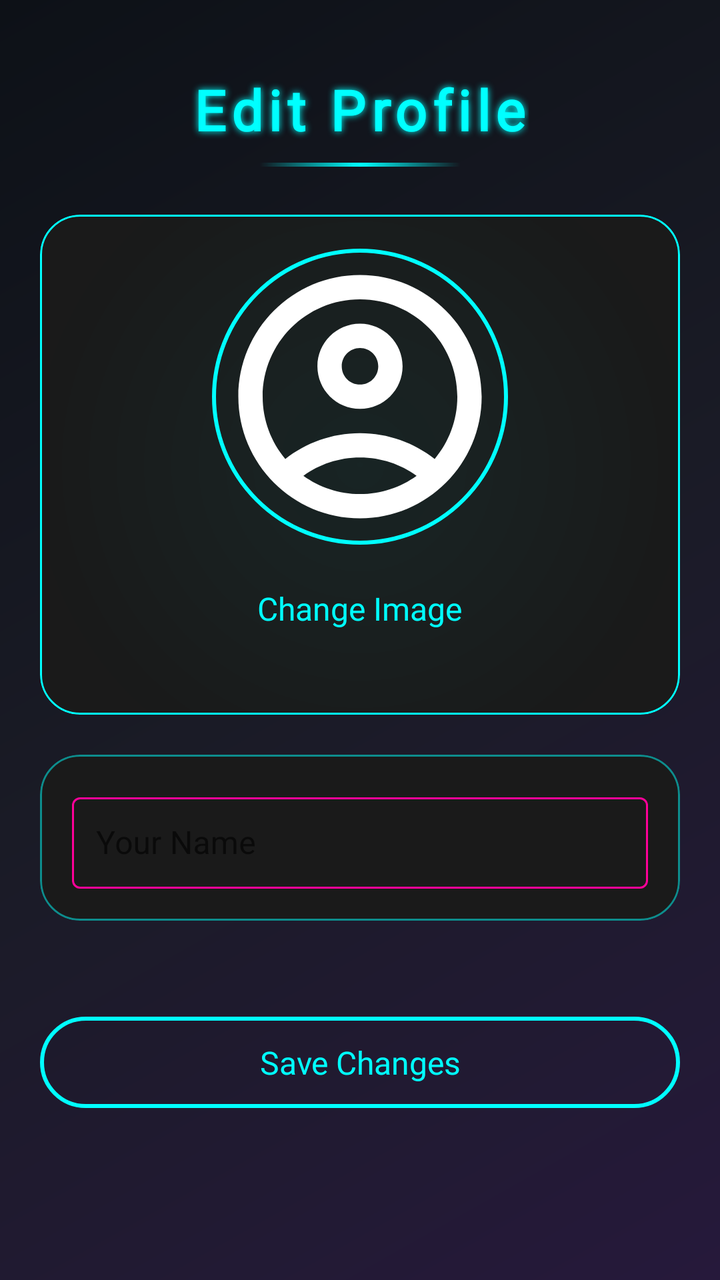
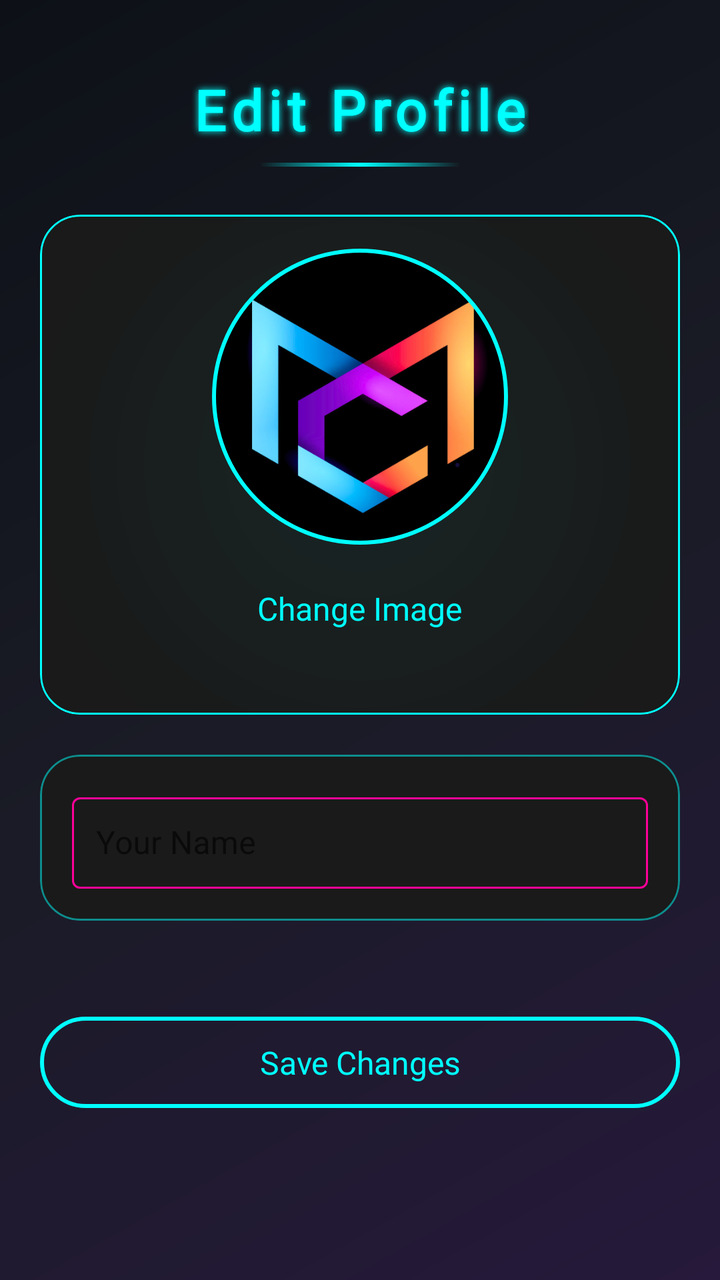

Two renders of the same Android screen: before a commit and after it. Below are the layout's source before the change and the commit's diff.
<!-- AndroidManifest.xml: fallback theme Theme.MaterialComponents.DayNight.NoActionBar -->
<!-- res/layout/fragment_edit_profile.xml -->
<?xml version="1.0" encoding="utf-8"?>
<androidx.core.widget.NestedScrollView xmlns:android="http://schemas.android.com/apk/res/android"
    xmlns:app="http://schemas.android.com/apk/res-auto"
    xmlns:tools="http://schemas.android.com/tools"
    android:layout_width="match_parent"
    android:layout_height="match_parent"
    android:background="@drawable/futuristic_bg_gradient"
    android:fillViewport="true"
    tools:context=".ui.fragments.EditProfileFragment">

    <LinearLayout
        android:layout_width="match_parent"
        android:layout_height="wrap_content"
        android:orientation="vertical"
        android:padding="20dp">

        <TextView
            android:id="@+id/editProfileTitle"
            android:layout_width="wrap_content"
            android:layout_height="wrap_content"
            android:layout_gravity="center_horizontal"
            android:fontFamily="@font/bitcount_grid_double"
            android:text="Edit Profile"
            android:textColor="@color/neon_cyan"
            android:textSize="28sp"
            android:textStyle="bold"
            android:shadowColor="@color/neon_cyan"
            android:shadowDx="0"
            android:shadowDy="0"
            android:shadowRadius="8"
            android:letterSpacing="0.1"
            android:layout_marginTop="16dp"/>

        <View
            android:layout_width="100dp"
            android:layout_height="2dp"
            android:layout_gravity="center_horizontal"
            android:layout_marginTop="8dp"
            android:layout_marginBottom="24dp"
            android:background="@drawable/neon_line_gradient" />

        <com.google.android.material.card.MaterialCardView
            android:id="@+id/profileImageCard"
            android:layout_width="match_parent"
            android:layout_height="wrap_content"
            app:cardBackgroundColor="@color/glass_bg"
            app:cardCornerRadius="20dp"
            app:cardElevation="0dp"
            app:strokeColor="@color/neon_cyan"
            app:strokeWidth="1dp"
            android:layout_marginBottom="20dp">

            <View
                android:layout_width="match_parent"
                android:layout_height="250dp"
                android:background="@drawable/cyber_card_glow_cyan"
                android:alpha="0.2" />

            <LinearLayout
                android:layout_width="match_parent"
                android:layout_height="wrap_content"
                android:orientation="vertical"
                android:gravity="center_horizontal"
                android:padding="16dp">

                <com.google.android.material.imageview.ShapeableImageView
                    android:id="@+id/editProfileImageView"
                    android:layout_width="150dp"
                    android:layout_height="150dp"
                    android:scaleType="centerCrop"
                    app:shapeAppearanceOverlay="@style/ShapeAppearance.Material3.Corner.Full"
                    android:src="@drawable/outline_account_circle_24"
                    android:padding="2dp"
                    app:strokeColor="@color/neon_cyan"
                    app:strokeWidth="2dp"/>

                <TextView
                    android:id="@+id/changeProfileImageButton"
                    android:layout_width="wrap_content"
                    android:layout_height="wrap_content"
                    android:text="Change Image"
                    android:textColor="@color/neon_cyan"
                    android:textSize="16sp"
                    android:padding="8dp"
                    android:layout_marginTop="12dp"
                    android:fontFamily="@font/orbitron_medium"/>
            </LinearLayout>
        </com.google.android.material.card.MaterialCardView>

        <com.google.android.material.card.MaterialCardView
            android:id="@+id/profileDetailsCard"
            android:layout_width="match_parent"
            android:layout_height="wrap_content"
            app:cardBackgroundColor="@color/glass_bg"
            app:cardCornerRadius="20dp"
            app:cardElevation="0dp"
            app:strokeColor="@color/neon_cyan_transparent"
            app:strokeWidth="1dp"
            android:layout_marginBottom="20dp">

            <LinearLayout
                android:layout_width="match_parent"
                android:layout_height="wrap_content"
                android:orientation="vertical"
                android:padding="16dp">

                <com.google.android.material.textfield.TextInputLayout
                    android:id="@+id/nameInputLayout"
                    style="@style/Widget.App.TextInputLayout.OutlinedBox.WhiteUnfocused"
                    android:layout_width="match_parent"
                    android:layout_height="wrap_content"
                    android:hint="Your Name"
                    app:hintTextColor="@color/neon_pink_dark_transparent"
                    app:endIconMode="clear_text"
                    app:endIconTint="@color/neon_pink">

                    <com.google.android.material.textfield.TextInputEditText
                        android:id="@+id/nameEditText"
                        android:layout_width="match_parent"
                        android:layout_height="wrap_content"
                        android:inputType="textCapSentences"
                        android:padding="12dp"
                        android:textColor="@color/white_shadowed"
                        android:textColorHint="@color/grey_light_transparent"
                        android:textSize="16sp"
                        android:shadowDx="0"
                        android:shadowDy="0"
                        android:shadowRadius="8" />
                </com.google.android.material.textfield.TextInputLayout>



            </LinearLayout>
        </com.google.android.material.card.MaterialCardView>

        <com.google.android.material.button.MaterialButton
            android:id="@+id/saveProfileButton"
            style="@style/Widget.Material3.Button.OutlinedButton"
            android:layout_width="match_parent"
            android:layout_height="wrap_content"
            android:text="Save Changes"
            android:textAllCaps="false"
            android:textColor="@color/neon_cyan"
            android:textSize="16sp"
            android:fontFamily="@font/orbitron_medium"
            app:strokeColor="@color/neon_cyan"
            app:strokeWidth="2dp"
            app:backgroundTint="@android:color/transparent"
            android:layout_marginTop="24dp"
            android:paddingVertical="12dp"
            app:cornerRadius="24dp"
            android:layout_marginBottom="20dp"/>

    </LinearLayout>
</androidx.core.widget.NestedScrollView>
<!-- resources referenced by this layout -->
<resources>
  <color name="glass_bg">#1A1A1A</color>
  <color name="grey_light_transparent">#80BDBDBD</color>
  <color name="neon_cyan">#00FFFF</color>
  <color name="neon_cyan_transparent">#8000FFFF</color>
  <color name="neon_pink">#FF0099</color>
  <color name="neon_pink_dark_transparent">#80FF007F</color>
  <color name="white_shadowed">#e8e4fe</color>
  <!-- drawable cyber_card_glow_cyan (drawable) -->
  <?xml version="1.0" encoding="utf-8"?>
  <shape xmlns:android="http://schemas.android.com/apk/res/android"
      android:shape="rectangle">
      <gradient
          android:type="radial"
          android:gradientRadius="70%p" 
          android:startColor="#4000FFFF" 
          android:endColor="@android:color/transparent"
          android:centerX="0.5"
          android:centerY="0.5" />
      <corners android:radius="20dp" />
  </shape>
  <!-- drawable futuristic_bg_gradient (drawable) -->
  <?xml version="1.0" encoding="utf-8"?>
  <shape xmlns:android="http://schemas.android.com/apk/res/android">
      <gradient
          android:angle="135"
          android:centerColor="#1A1B26"
          android:endColor="#0D1117"
          android:startColor="#26193B"
          android:type="linear" />
  </shape>
  <!-- drawable neon_line_gradient (drawable) -->
  <?xml version="1.0" encoding="utf-8"?>
  <shape xmlns:android="http://schemas.android.com/apk/res/android">
      <gradient
          android:angle="0"
          android:centerColor="#00FFFF"
          android:endColor="#00000000"
          android:startColor="#00000000"
          android:type="linear" />
  </shape>
  <!-- drawable outline_account_circle_24 (drawable) -->
  <vector xmlns:android="http://schemas.android.com/apk/res/android"
      android:width="24dp"
      android:height="24dp"
      android:viewportWidth="24"
      android:viewportHeight="24">
  
      <path
          android:fillColor="@android:color/white"
          android:pathData="M12,2C6.48,2 2,6.48 2,12s4.48,10 10,10s10,-4.48 10,-10S17.52,2 12,2zM7.35,18.5C8.66,17.56 10.26,17 12,17s3.34,0.56 4.65,1.5C15.34,19.44 13.74,20 12,20S8.66,19.44 7.35,18.5zM18.14,17.12L18.14,17.12C16.45,15.8 14.32,15 12,15s-4.45,0.8 -6.14,2.12l0,0C4.7,15.73 4,13.95 4,12c0,-4.42 3.58,-8 8,-8s8,3.58 8,8C20,13.95 19.3,15.73 18.14,17.12z" />
  
      <path
          android:fillColor="@android:color/white"
          android:pathData="M12,6c-1.93,0 -3.5,1.57 -3.5,3.5S10.07,13 12,13s3.5,-1.57 3.5,-3.5S13.93,6 12,6zM12,11c-0.83,0 -1.5,-0.67 -1.5,-1.5S11.17,8 12,8s1.5,0.67 1.5,1.5S12.83,11 12,11z" />
  
  </vector>
  <style name="Widget.App.TextInputLayout.OutlinedBox.WhiteUnfocused" parent="Widget.MaterialComponents.TextInputLayout.OutlinedBox">
          <item name="boxStrokeColor">@color/text_input_layout_stroke_color</item>
          <item name="hintTextColor">@color/white</item>
      </style>
  <color name="white">#FFFFFF</color>
</resources>

<!-- the commit's change to res/layout/fragment_edit_profile.xml (unified diff, before → after) -->
@@ -69,7 +69,7 @@
                     android:layout_height="150dp"
                     android:scaleType="centerCrop"
                     app:shapeAppearanceOverlay="@style/ShapeAppearance.Material3.Corner.Full"
-                    android:src="@drawable/outline_account_circle_24"
+                    android:src="@drawable/app_logo"
                     android:padding="2dp"
                     app:strokeColor="@color/neon_cyan"
                     app:strokeWidth="2dp"/>
<!-- resource entries referenced after the edit -->
@@ -7,6 +7,7 @@
   <color name="neon_pink">#FF0099</color>
   <color name="neon_pink_dark_transparent">#80FF007F</color>
   <color name="white_shadowed">#e8e4fe</color>
+  <!-- drawable app_logo: png bitmap (drawable, 108070 bytes) -->
   <!-- drawable cyber_card_glow_cyan (drawable) -->
   <?xml version="1.0" encoding="utf-8"?>
   <shape xmlns:android="http://schemas.android.com/apk/res/android"
@@ -40,22 +41,6 @@
           android:startColor="#00000000"
           android:type="linear" />
   </shape>
-  <!-- drawable outline_account_circle_24 (drawable) -->
-  <vector xmlns:android="http://schemas.android.com/apk/res/android"
-      android:width="24dp"
-      android:height="24dp"
-      android:viewportWidth="24"
-      android:viewportHeight="24">
-  
-      <path
-          android:fillColor="@android:color/white"
-          android:pathData="M12,2C6.48,2 2,6.48 2,12s4.48,10 10,10s10,-4.48 10,-10S17.52,2 12,2zM7.35,18.5C8.66,17.56 10.26,17 12,17s3.34,0.56 4.65,1.5C15.34,19.44 13.74,20 12,20S8.66,19.44 7.35,18.5zM18.14,17.12L18.14,17.12C16.45,15.8 14.32,15 12,15s-4.45,0.8 -6.14,2.12l0,0C4.7,15.73 4,13.95 4,12c0,-4.42 3.58,-8 8,-8s8,3.58 8,8C20,13.95 19.3,15.73 18.14,17.12z" />
-  
-      <path
-          android:fillColor="@android:color/white"
-          android:pathData="M12,6c-1.93,0 -3.5,1.57 -3.5,3.5S10.07,13 12,13s3.5,-1.57 3.5,-3.5S13.93,6 12,6zM12,11c-0.83,0 -1.5,-0.67 -1.5,-1.5S11.17,8 12,8s1.5,0.67 1.5,1.5S12.83,11 12,11z" />
-  
-  </vector>
   <style name="Widget.App.TextInputLayout.OutlinedBox.WhiteUnfocused" parent="Widget.MaterialComponents.TextInputLayout.OutlinedBox">
           <item name="boxStrokeColor">@color/text_input_layout_stroke_color</item>
           <item name="hintTextColor">@color/white</item>
